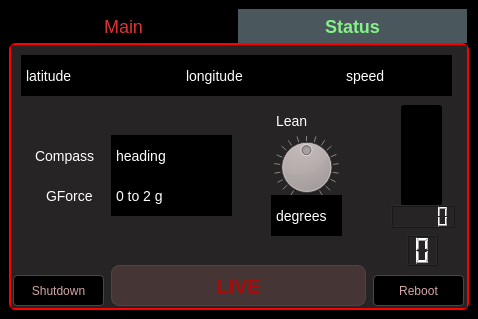
This is zx6r_qt/mainwindow.ui in javirugo/telemetry as Qt 5 draws it before an edit. The edited form follows.
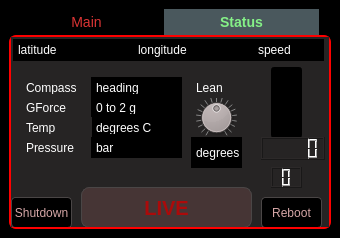
This is the edited form. The open tabs and pages were chosen to show the change.

Commit message: re-adapted UI to a 2.8 screen (adn added temperature and pressure to the status page

Diff of the .ui file:
```diff
--- a/zx6r_qt/mainwindow.ui
+++ b/zx6r_qt/mainwindow.ui
@@ -6,8 +6,8 @@
    <rect>
     <x>0</x>
     <y>0</y>
-    <width>478</width>
-    <height>319</height>
+    <width>340</width>
+    <height>238</height>
    </rect>
   </property>
   <property name="windowTitle">
@@ -25,22 +25,22 @@
 
 QPushButton { background-color: black; color: white; border: 1px solid #4A4646; }
 
-QTabBar::tab { min-width: 185px; font-weight: normal; color: #DC3434; padding: 10px 22px; border: 0; background-color: black; font-size: 18px; }
+QTabBar::tab { min-width: 115px; font-weight: normal; color: #DC3434; padding: 6px 20px; border: 0; background-color: black; font-size: 14px; }
 
 QTabBar::tab:selected { font-weight: bold; background-color: #4A585D; color: #85F187; }
 
 QTabWidget::pane { border: 2px solid red; border-radius: 7px; background-color: #3E3E3E;}
 
-#labelBestLapTime, #labelLastLapTime { font-size: 50px; font-weight: bold; }
+#labelBestLapTime, #labelLastLapTime { font-size: 46px; font-weight: bold; }
 
-#labelLastLap, #labelBestLap { font-size: 16px; font-weight: bold; }
+#labelLastLap, #labelBestLap { font-size: 14px; font-weight: bold; }
 
 #labelBestLapTime {color: #24A523; }
 #labelLastLapTime {color: #9098A9; }
 
-#tabStatus QLabel { padding: 4px 2px;  qproperty-alignment: AlignCenter; background-color: black; font-size: 14px; }
+#tabStatus QLabel { padding: 4px 2px;  qproperty-alignment: AlignCenter; background-color: black; font-size: 12px; }
 
-#tabStatus QLabel#labelStatusGyroscope, #tabStatus QLabel#labelStatusAccelerometer, #tabStatus QLabel#labelStatusCompass { background-color: #262424; }
+#tabStatus QLabel#labelStatusGyroscope, #tabStatus QLabel#labelStatusAccelerometer, #tabStatus QLabel#labelStatusCompass, #tabStatus QLabel#labelStatusTemperature, #tabStatus QLabel#labelStatusPressure { background-color: #262424; }
 
 #pbRecord {  border-style: solid; border-width: 3px; border-color: #585858; border-radius: 8px; font-size: 26px; font-weight: bold;}
 
@@ -82,9 +82,9 @@
         <property name="geometry">
          <rect>
           <x>20</x>
-          <y>20</y>
-          <width>411</width>
-          <height>61</height>
+          <y>10</y>
+          <width>281</width>
+          <height>41</height>
          </rect>
         </property>
         <property name="focusPolicy">
@@ -97,10 +97,10 @@
        <widget class="QLabel" name="labelLastLapTime">
         <property name="geometry">
          <rect>
-          <x>80</x>
-          <y>95</y>
-          <width>341</width>
-          <height>71</height>
+          <x>60</x>
+          <y>70</y>
+          <width>241</width>
+          <height>51</height>
          </rect>
         </property>
         <property name="text">
@@ -114,8 +114,8 @@
         <property name="geometry">
          <rect>
           <x>10</x>
-          <y>200</y>
-          <width>61</width>
+          <y>140</y>
+          <width>41</width>
           <height>21</height>
          </rect>
         </property>
@@ -130,8 +130,8 @@
         <property name="geometry">
          <rect>
           <x>10</x>
-          <y>120</y>
-          <width>61</width>
+          <y>95</y>
+          <width>41</width>
           <height>21</height>
          </rect>
         </property>
@@ -145,10 +145,10 @@
        <widget class="QLabel" name="labelBestLapTime">
         <property name="geometry">
          <rect>
-          <x>80</x>
-          <y>175</y>
-          <width>341</width>
-          <height>71</height>
+          <x>60</x>
+          <y>125</y>
+          <width>241</width>
+          <height>51</height>
          </rect>
         </property>
         <property name="text">
@@ -166,10 +166,10 @@
        <widget class="QLabel" name="labelStatusGyroscope">
         <property name="geometry">
          <rect>
-          <x>260</x>
-          <y>60</y>
-          <width>70</width>
-          <height>31</height>
+          <x>180</x>
+          <y>40</y>
+          <width>51</width>
+          <height>21</height>
          </rect>
         </property>
         <property name="text">
@@ -179,10 +179,10 @@
        <widget class="QLabel" name="labelStatusAccelerometer">
         <property name="geometry">
          <rect>
-          <x>30</x>
-          <y>130</y>
+          <x>10</x>
+          <y>60</y>
           <width>71</width>
-          <height>41</height>
+          <height>21</height>
          </rect>
         </property>
         <property name="text">
@@ -192,10 +192,10 @@
        <widget class="QLabel" name="labelStatus_lat">
         <property name="geometry">
          <rect>
-          <x>10</x>
-          <y>10</y>
-          <width>161</width>
-          <height>41</height>
+          <x>2</x>
+          <y>2</y>
+          <width>120</width>
+          <height>22</height>
          </rect>
         </property>
         <property name="text">
@@ -205,10 +205,10 @@
        <widget class="QLabel" name="labelStatus_lon">
         <property name="geometry">
          <rect>
-          <x>170</x>
-          <y>10</y>
-          <width>161</width>
-          <height>41</height>
+          <x>122</x>
+          <y>2</y>
+          <width>120</width>
+          <height>22</height>
          </rect>
         </property>
         <property name="text">
@@ -218,10 +218,10 @@
        <widget class="QLabel" name="labelStatus_gyros">
         <property name="geometry">
          <rect>
-          <x>260</x>
-          <y>150</y>
-          <width>71</width>
-          <height>41</height>
+          <x>180</x>
+          <y>100</y>
+          <width>51</width>
+          <height>31</height>
          </rect>
         </property>
         <property name="text">
@@ -231,10 +231,10 @@
        <widget class="QLabel" name="labelStatus_accelerometer">
         <property name="geometry">
          <rect>
-          <x>100</x>
-          <y>130</y>
-          <width>121</width>
-          <height>41</height>
+          <x>80</x>
+          <y>60</y>
+          <width>91</width>
+          <height>21</height>
          </rect>
         </property>
         <property name="text">
@@ -244,10 +244,10 @@
        <widget class="QLabel" name="labelStatusCompass">
         <property name="geometry">
          <rect>
-          <x>19</x>
-          <y>90</y>
-          <width>81</width>
-          <height>41</height>
+          <x>10</x>
+          <y>40</y>
+          <width>71</width>
+          <height>21</height>
          </rect>
         </property>
         <property name="text">
@@ -257,10 +257,10 @@
        <widget class="QLabel" name="labelStatus_heading">
         <property name="geometry">
          <rect>
-          <x>100</x>
-          <y>90</y>
-          <width>121</width>
-          <height>41</height>
+          <x>80</x>
+          <y>40</y>
+          <width>91</width>
+          <height>21</height>
          </rect>
         </property>
         <property name="text">
@@ -270,10 +270,10 @@
        <widget class="QLabel" name="labelStatus_speed">
         <property name="geometry">
          <rect>
-          <x>330</x>
-          <y>10</y>
-          <width>111</width>
-          <height>41</height>
+          <x>242</x>
+          <y>2</y>
+          <width>71</width>
+          <height>22</height>
          </rect>
         </property>
         <property name="text">
@@ -283,9 +283,9 @@
        <widget class="QPushButton" name="pbReboot">
         <property name="geometry">
          <rect>
-          <x>362</x>
-          <y>230</y>
-          <width>91</width>
+          <x>250</x>
+          <y>160</y>
+          <width>61</width>
           <height>31</height>
          </rect>
         </property>
@@ -299,9 +299,9 @@
        <widget class="QPushButton" name="pbShutdown">
         <property name="geometry">
          <rect>
-          <x>2</x>
-          <y>230</y>
-          <width>91</width>
+          <x>0</x>
+          <y>160</y>
+          <width>61</width>
           <height>31</height>
          </rect>
         </property>
@@ -315,9 +315,9 @@
        <widget class="QPushButton" name="pbLiveStatus">
         <property name="geometry">
          <rect>
-          <x>100</x>
-          <y>220</y>
-          <width>255</width>
+          <x>70</x>
+          <y>150</y>
+          <width>171</width>
           <height>41</height>
          </rect>
         </property>
@@ -334,10 +334,10 @@
        <widget class="QProgressBar" name="progressBarRPM">
         <property name="geometry">
          <rect>
-          <x>390</x>
-          <y>60</y>
-          <width>41</width>
-          <height>101</height>
+          <x>260</x>
+          <y>30</y>
+          <width>31</width>
+          <height>71</height>
          </rect>
         </property>
         <property name="maximum">
@@ -359,10 +359,10 @@
        <widget class="QDial" name="dialLean">
         <property name="geometry">
          <rect>
-          <x>260</x>
-          <y>90</y>
-          <width>71</width>
-          <height>64</height>
+          <x>180</x>
+          <y>60</y>
+          <width>51</width>
+          <height>41</height>
          </rect>
         </property>
         <property name="focusPolicy">
@@ -390,10 +390,10 @@
        <widget class="QLCDNumber" name="lcdGear">
         <property name="geometry">
          <rect>
-          <x>396</x>
-          <y>190</y>
+          <x>260</x>
+          <y>130</y>
           <width>31</width>
-          <height>31</height>
+          <height>21</height>
          </rect>
         </property>
         <property name="numDigits">
@@ -403,13 +403,65 @@
        <widget class="QLCDNumber" name="lcdRPM">
         <property name="geometry">
          <rect>
-          <x>380</x>
-          <y>160</y>
+          <x>250</x>
+          <y>100</y>
           <width>64</width>
           <height>23</height>
          </rect>
         </property>
        </widget>
+       <widget class="QLabel" name="labelStatus_temperature">
+        <property name="geometry">
+         <rect>
+          <x>80</x>
+          <y>80</y>
+          <width>91</width>
+          <height>21</height>
+         </rect>
+        </property>
+        <property name="text">
+         <string>degrees C</string>
+        </property>
+       </widget>
+       <widget class="QLabel" name="labelStatusTemperature">
+        <property name="geometry">
+         <rect>
+          <x>10</x>
+          <y>80</y>
+          <width>71</width>
+          <height>21</height>
+         </rect>
+        </property>
+        <property name="text">
+         <string>Temp</string>
+        </property>
+       </widget>
+       <widget class="QLabel" name="labelStatusPressure">
+        <property name="geometry">
+         <rect>
+          <x>10</x>
+          <y>100</y>
+          <width>71</width>
+          <height>21</height>
+         </rect>
+        </property>
+        <property name="text">
+         <string>Pressure</string>
+        </property>
+       </widget>
+       <widget class="QLabel" name="labelStatus_pressure">
+        <property name="geometry">
+         <rect>
+          <x>80</x>
+          <y>100</y>
+          <width>91</width>
+          <height>21</height>
+         </rect>
+        </property>
+        <property name="text">
+         <string>bar</string>
+        </property>
+       </widget>
        <zorder>dialLean</zorder>
        <zorder>labelStatusGyroscope</zorder>
        <zorder>labelStatusAccelerometer</zorder>
@@ -426,6 +478,10 @@
        <zorder>lcdGear</zorder>
        <zorder>lcdRPM</zorder>
        <zorder>labelStatus_gyros</zorder>
+       <zorder>labelStatus_temperature</zorder>
+       <zorder>labelStatusTemperature</zorder>
+       <zorder>labelStatusPressure</zorder>
+       <zorder>labelStatus_pressure</zorder>
       </widget>
      </widget>
     </item>
```
The commit also changes 3 other files.
